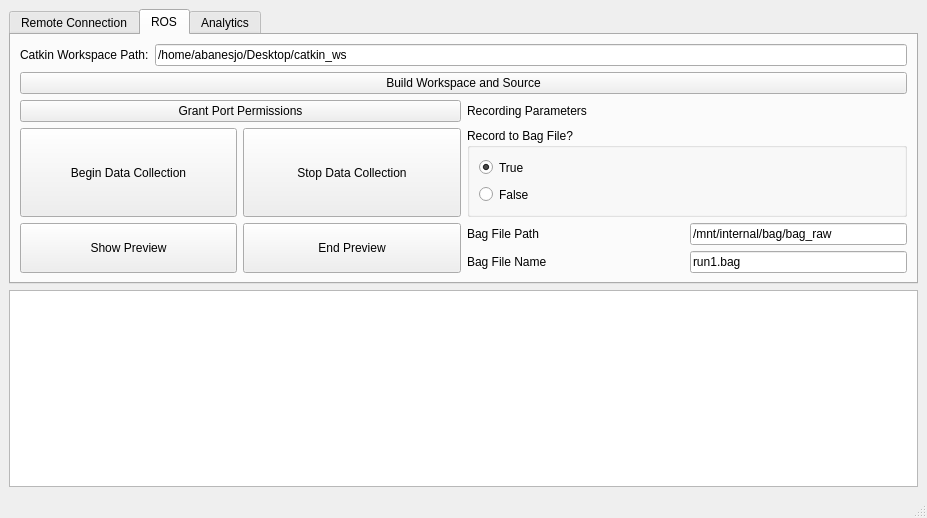
The window that wrapper/mainwindow.ui (Abanesjo/Curb2Door) describes before a commit, drawn with Qt 5.
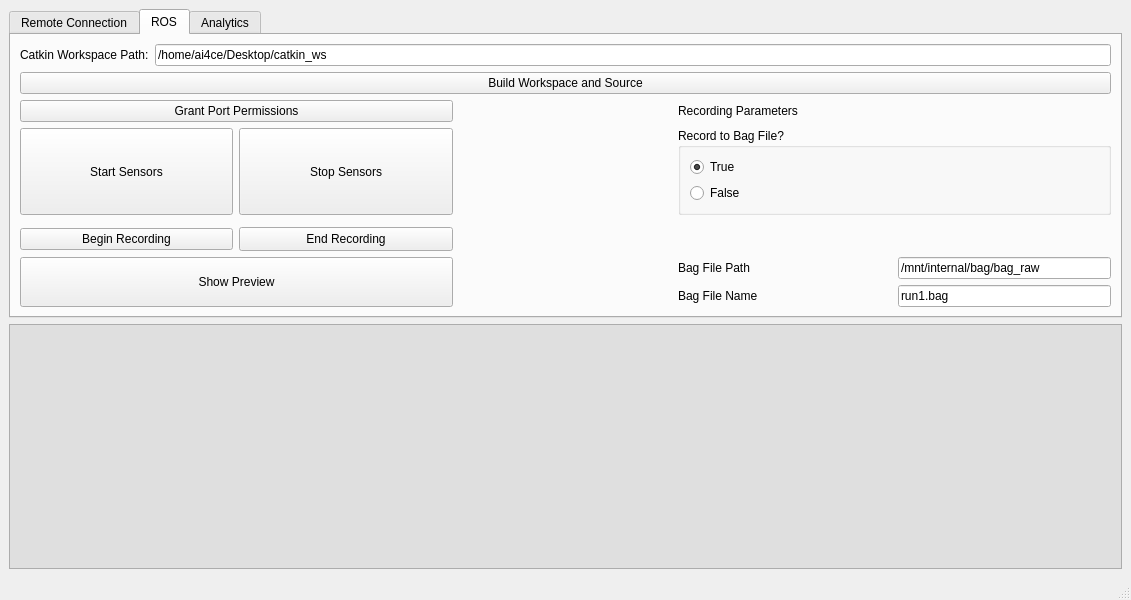
The same window after the commit. The open tabs and pages were chosen to show the change.

```diff
--- a/wrapper/mainwindow.ui
+++ b/wrapper/mainwindow.ui
@@ -9,8 +9,8 @@
    <rect>
     <x>0</x>
     <y>0</y>
-    <width>927</width>
-    <height>518</height>
+    <width>1131</width>
+    <height>600</height>
    </rect>
   </property>
   <property name="sizePolicy">
@@ -39,9 +39,9 @@
     <item>
      <widget class="QTabWidget" name="tabWidget">
       <property name="sizePolicy">
-       <sizepolicy hsizetype="Minimum" vsizetype="Minimum">
+       <sizepolicy hsizetype="Minimum" vsizetype="Maximum">
         <horstretch>0</horstretch>
-        <verstretch>0</verstretch>
+        <verstretch>1</verstretch>
        </sizepolicy>
       </property>
       <property name="currentIndex">
@@ -159,8 +159,11 @@
           </item>
           <item>
            <widget class="QLineEdit" name="line_workspace_path">
+            <property name="styleSheet">
+             <string notr="true"/>
+            </property>
             <property name="text">
-             <string>/home/abanesjo/Desktop/catkin_ws</string>
+             <string>/home/ai4ce/Desktop/catkin_ws</string>
             </property>
            </widget>
           </item>
@@ -168,7 +171,72 @@
         </item>
         <item>
          <layout class="QGridLayout" name="gridLayout_2">
-          <item row="4" column="3">
+          <item row="5" column="4">
+           <widget class="QLineEdit" name="line_bag_path">
+            <property name="sizePolicy">
+             <sizepolicy hsizetype="Minimum" vsizetype="Fixed">
+              <horstretch>0</horstretch>
+              <verstretch>0</verstretch>
+             </sizepolicy>
+            </property>
+            <property name="minimumSize">
+             <size>
+              <width>0</width>
+              <height>0</height>
+             </size>
+            </property>
+            <property name="baseSize">
+             <size>
+              <width>1</width>
+              <height>0</height>
+             </size>
+            </property>
+            <property name="text">
+             <string>/mnt/internal/bag/bag_raw</string>
+            </property>
+           </widget>
+          </item>
+          <item row="4" column="0">
+           <widget class="QPushButton" name="button_begin_recording">
+            <property name="text">
+             <string>Begin Recording</string>
+            </property>
+           </widget>
+          </item>
+          <item row="4" column="1">
+           <widget class="QPushButton" name="button_end_recording">
+            <property name="sizePolicy">
+             <sizepolicy hsizetype="Minimum" vsizetype="MinimumExpanding">
+              <horstretch>0</horstretch>
+              <verstretch>0</verstretch>
+             </sizepolicy>
+            </property>
+            <property name="text">
+             <string>End Recording</string>
+            </property>
+           </widget>
+          </item>
+          <item row="1" column="0" colspan="2">
+           <widget class="QPushButton" name="button_chmod">
+            <property name="text">
+             <string>Grant Port Permissions</string>
+            </property>
+           </widget>
+          </item>
+          <item row="5" column="0" rowspan="2" colspan="2">
+           <widget class="QPushButton" name="button_preview">
+            <property name="sizePolicy">
+             <sizepolicy hsizetype="Minimum" vsizetype="MinimumExpanding">
+              <horstretch>0</horstretch>
+              <verstretch>0</verstretch>
+             </sizepolicy>
+            </property>
+            <property name="text">
+             <string>Show Preview</string>
+            </property>
+           </widget>
+          </item>
+          <item row="6" column="4">
            <widget class="QLineEdit" name="line_bag_name">
             <property name="sizePolicy">
              <sizepolicy hsizetype="Minimum" vsizetype="Fixed">
@@ -181,20 +249,6 @@
             </property>
            </widget>
           </item>
-          <item row="3" column="2">
-           <widget class="QLabel" name="label_9">
-            <property name="text">
-             <string>Bag File Path</string>
-            </property>
-           </widget>
-          </item>
-          <item row="4" column="2">
-           <widget class="QLabel" name="label_8">
-            <property name="text">
-             <string>Bag File Name</string>
-            </property>
-           </widget>
-          </item>
           <item row="2" column="0">
            <widget class="QPushButton" name="button_record">
             <property name="sizePolicy">
@@ -204,11 +258,53 @@
              </sizepolicy>
             </property>
             <property name="text">
-             <string>Begin Data Collection</string>
+             <string>Start Sensors</string>
             </property>
            </widget>
           </item>
-          <item row="2" column="2" colspan="2">
+          <item row="2" column="1">
+           <widget class="QPushButton" name="button_stop">
+            <property name="sizePolicy">
+             <sizepolicy hsizetype="Minimum" vsizetype="MinimumExpanding">
+              <horstretch>0</horstretch>
+              <verstretch>0</verstretch>
+             </sizepolicy>
+            </property>
+            <property name="text">
+             <string>Stop Sensors</string>
+            </property>
+           </widget>
+          </item>
+          <item row="0" column="0" colspan="5">
+           <widget class="QPushButton" name="button_build_source">
+            <property name="sizePolicy">
+             <sizepolicy hsizetype="Minimum" vsizetype="Fixed">
+              <horstretch>0</horstretch>
+              <verstretch>0</verstretch>
+             </sizepolicy>
+            </property>
+            <property name="text">
+             <string>Build Workspace and Source</string>
+            </property>
+           </widget>
+          </item>
+          <item row="1" column="3" colspan="2">
+           <widget class="QLabel" name="label_5">
+            <property name="sizePolicy">
+             <sizepolicy hsizetype="Minimum" vsizetype="Fixed">
+              <horstretch>0</horstretch>
+              <verstretch>0</verstretch>
+             </sizepolicy>
+            </property>
+            <property name="frameShape">
+             <enum>QFrame::NoFrame</enum>
+            </property>
+            <property name="text">
+             <string>Recording Parameters</string>
+            </property>
+           </widget>
+          </item>
+          <item row="2" column="3" colspan="2">
            <widget class="QGroupBox" name="groupBox">
             <property name="sizePolicy">
              <sizepolicy hsizetype="Minimum" vsizetype="Minimum">
@@ -265,103 +361,27 @@
             </layout>
            </widget>
           </item>
-          <item row="0" column="0" colspan="4">
-           <widget class="QPushButton" name="button_build_source">
-            <property name="sizePolicy">
-             <sizepolicy hsizetype="Minimum" vsizetype="Fixed">
-              <horstretch>0</horstretch>
-              <verstretch>0</verstretch>
-             </sizepolicy>
-            </property>
+          <item row="5" column="3">
+           <widget class="QLabel" name="label_9">
             <property name="text">
-             <string>Build Workspace and Source</string>
+             <string>Bag File Path</string>
             </property>
            </widget>
           </item>
-          <item row="3" column="3">
-           <widget class="QLineEdit" name="line_bag_path">
-            <property name="sizePolicy">
-             <sizepolicy hsizetype="Minimum" vsizetype="Fixed">
-              <horstretch>0</horstretch>
-              <verstretch>0</verstretch>
-             </sizepolicy>
-            </property>
-            <property name="minimumSize">
-             <size>
-              <width>0</width>
-              <height>0</height>
-             </size>
-            </property>
-            <property name="baseSize">
-             <size>
-              <width>1</width>
-              <height>0</height>
-             </size>
-            </property>
+          <item row="6" column="3">
+           <widget class="QLabel" name="label_8">
             <property name="text">
-             <string>/mnt/internal/bag/bag_raw</string>
+             <string>Bag File Name</string>
             </property>
            </widget>
           </item>
-          <item row="1" column="2" colspan="2">
-           <widget class="QLabel" name="label_5">
-            <property name="sizePolicy">
-             <sizepolicy hsizetype="Minimum" vsizetype="Fixed">
-              <horstretch>0</horstretch>
-              <verstretch>0</verstretch>
-             </sizepolicy>
-            </property>
-            <property name="frameShape">
-             <enum>QFrame::NoFrame</enum>
-            </property>
+          <item row="1" column="2" rowspan="6">
+           <widget class="QLabel" name="label_image_preview">
             <property name="text">
-             <string>Recording Parameters</string>
+             <string/>
             </property>
-           </widget>
-          </item>
-          <item row="1" column="0" colspan="2">
-           <widget class="QPushButton" name="button_chmod">
-            <property name="text">
-             <string>Grant Port Permissions</string>
-            </property>
-           </widget>
-          </item>
-          <item row="2" column="1">
-           <widget class="QPushButton" name="button_save">
-            <property name="sizePolicy">
-             <sizepolicy hsizetype="Minimum" vsizetype="MinimumExpanding">
-              <horstretch>0</horstretch>
-              <verstretch>0</verstretch>
-             </sizepolicy>
-            </property>
-            <property name="text">
-             <string>Stop Data Collection</string>
-            </property>
-           </widget>
-          </item>
-          <item row="3" column="0" rowspan="2">
-           <widget class="QPushButton" name="button_preview">
-            <property name="sizePolicy">
-             <sizepolicy hsizetype="Minimum" vsizetype="MinimumExpanding">
-              <horstretch>0</horstretch>
-              <verstretch>0</verstretch>
-             </sizepolicy>
-            </property>
-            <property name="text">
-             <string>Show Preview</string>
-            </property>
-           </widget>
-          </item>
-          <item row="3" column="1" rowspan="2">
-           <widget class="QPushButton" name="button_end_preview">
-            <property name="sizePolicy">
-             <sizepolicy hsizetype="Minimum" vsizetype="MinimumExpanding">
-              <horstretch>0</horstretch>
-              <verstretch>0</verstretch>
-             </sizepolicy>
-            </property>
-            <property name="text">
-             <string>End Preview</string>
+            <property name="alignment">
+             <set>Qt::AlignCenter</set>
             </property>
            </widget>
           </item>
@@ -526,7 +546,22 @@
      </widget>
     </item>
     <item>
-     <widget class="QTextEdit" name="text_log"/>
+     <widget class="QTextEdit" name="text_log">
+      <property name="sizePolicy">
+       <sizepolicy hsizetype="Expanding" vsizetype="Expanding">
+        <horstretch>0</horstretch>
+        <verstretch>1</verstretch>
+       </sizepolicy>
+      </property>
+      <property name="styleSheet">
+       <string notr="true">QTextEdit {
+	background: rgb(223, 223, 223)
+}</string>
+      </property>
+      <property name="readOnly">
+       <bool>true</bool>
+      </property>
+     </widget>
     </item>
    </layout>
   </widget>
```
Left out of the diff: 191 changed lines with no effect on the pictures.
